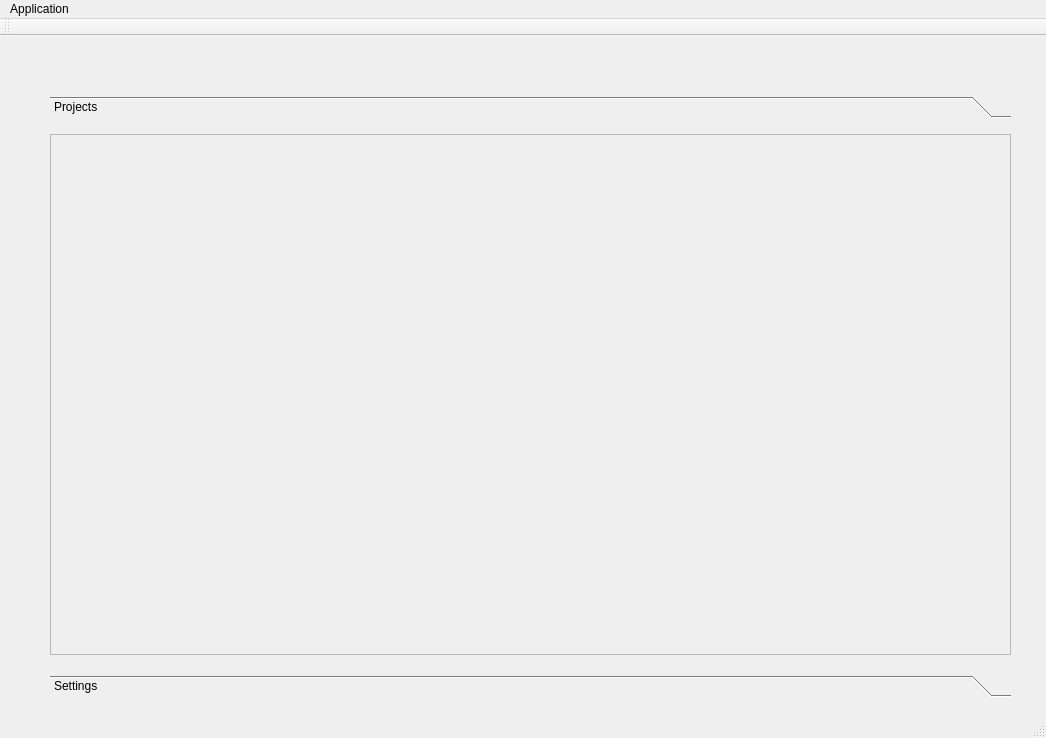
Kiukey/UnrealManager, file UnrealManager.ui: the form before one commit.
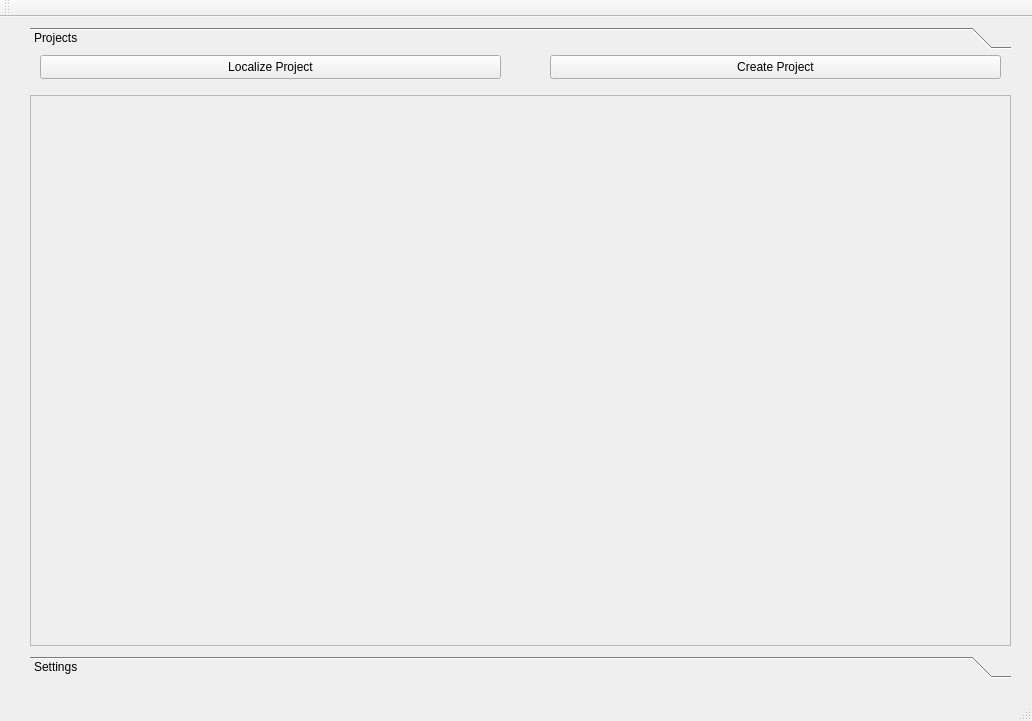
The form after the commit.

Commit message: reworking architecture and comming up with a solution to memory usage abuse (pages)

```diff
--- a/UnrealManager.ui
+++ b/UnrealManager.ui
@@ -6,8 +6,8 @@
    <rect>
     <x>0</x>
     <y>0</y>
-    <width>1046</width>
-    <height>738</height>
+    <width>1032</width>
+    <height>721</height>
    </rect>
   </property>
   <property name="windowTitle">
@@ -20,10 +20,10 @@
    <widget class="QToolBox" name="toolBox">
     <property name="geometry">
      <rect>
-      <x>50</x>
-      <y>60</y>
-      <width>961</width>
-      <height>601</height>
+      <x>30</x>
+      <y>10</y>
+      <width>981</width>
+      <height>651</height>
      </rect>
     </property>
     <property name="currentIndex">
@@ -34,8 +34,8 @@
       <rect>
        <x>0</x>
        <y>0</y>
-       <width>961</width>
-       <height>541</height>
+       <width>981</width>
+       <height>591</height>
       </rect>
      </property>
      <attribute name="label">
@@ -45,9 +45,9 @@
       <property name="geometry">
        <rect>
         <x>0</x>
-        <y>10</y>
-        <width>961</width>
-        <height>521</height>
+        <y>40</y>
+        <width>981</width>
+        <height>551</height>
        </rect>
       </property>
       <property name="widgetResizable">
@@ -58,17 +58,53 @@
         <rect>
          <x>0</x>
          <y>0</y>
-         <width>959</width>
-         <height>519</height>
+         <width>979</width>
+         <height>549</height>
         </rect>
        </property>
        <layout class="QGridLayout" name="gridLayout">
-        <item row="0" column="0">
-         <layout class="QHBoxLayout" name="horizontalLayout"/>
+        <item row="0" column="0" colspan="2">
+         <layout class="QHBoxLayout" name="horizontalLayout">
+          <item>
+           <widget class="QStackedWidget" name="projectsPages">
+            <property name="currentIndex">
+             <number>1</number>
+            </property>
+            <widget class="QWidget" name="page"/>
+            <widget class="QWidget" name="page_2"/>
+           </widget>
+          </item>
+         </layout>
         </item>
        </layout>
       </widget>
      </widget>
+     <widget class="QPushButton" name="LocalizeButton">
+      <property name="geometry">
+       <rect>
+        <x>10</x>
+        <y>0</y>
+        <width>461</width>
+        <height>24</height>
+       </rect>
+      </property>
+      <property name="text">
+       <string>Localize Project</string>
+      </property>
+     </widget>
+     <widget class="QPushButton" name="CreateButton">
+      <property name="geometry">
+       <rect>
+        <x>520</x>
+        <y>0</y>
+        <width>451</width>
+        <height>24</height>
+       </rect>
+      </property>
+      <property name="text">
+       <string>Create Project</string>
+      </property>
+     </widget>
     </widget>
     <widget class="QWidget" name="Setting_tab">
      <property name="geometry">
@@ -90,17 +126,10 @@
     <rect>
      <x>0</x>
      <y>0</y>
-     <width>1046</width>
+     <width>1032</width>
      <height>22</height>
     </rect>
    </property>
-   <widget class="QMenu" name="menuApplication">
-    <property name="title">
-     <string>Application</string>
-    </property>
-    <addaction name="ActionFindProject"/>
-   </widget>
-   <addaction name="menuApplication"/>
   </widget>
   <widget class="QToolBar" name="mainToolBar">
    <attribute name="toolBarArea">
```
Left out of the diff: 4 changed lines with no effect on the pictures. The commit also changes 14 other files.
